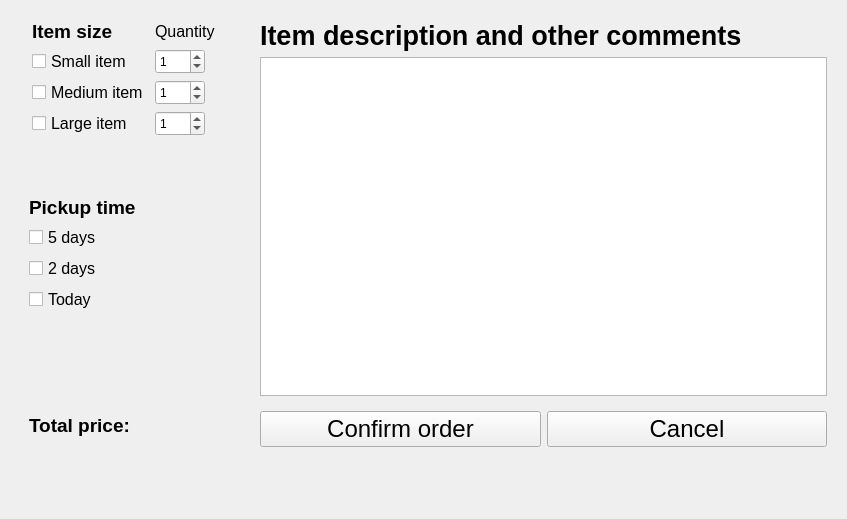
Above: extrapickupwindow.ui from EduPonz/SmartTrashCan_B376 before the change. Below: the same form after it.
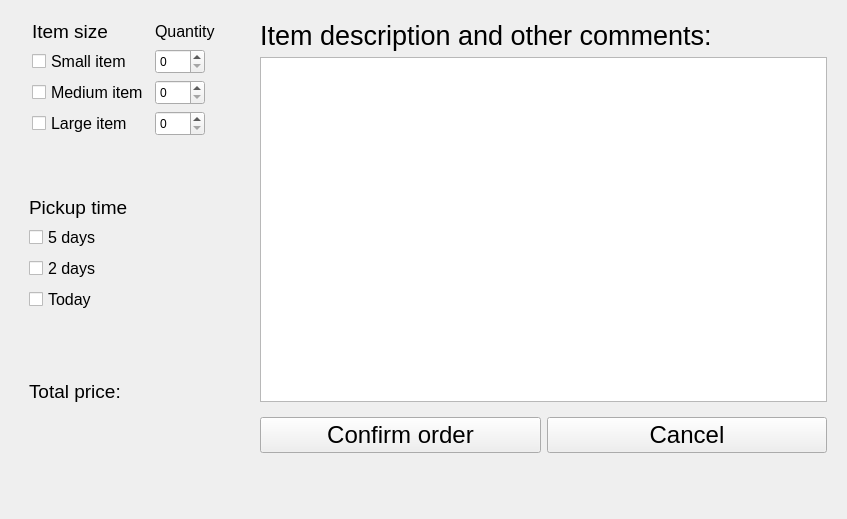
That is the form after the change.

Commit message: - ExtraPickupWindow clean up - Now you can't get the confirmation unless items are specified - After sending the message, the text and the ui elements which you choose are being set to default value, so you can get a new order without restarting the .ui

The edit to the form file:
```diff
--- a/extrapickupwindow.ui
+++ b/extrapickupwindow.ui
@@ -71,7 +71,7 @@
                </size>
               </property>
               <property name="value">
-               <number>1</number>
+               <number>0</number>
               </property>
              </widget>
             </item>
@@ -84,7 +84,7 @@
                </size>
               </property>
               <property name="value">
-               <number>1</number>
+               <number>0</number>
               </property>
              </widget>
             </item>
@@ -97,7 +97,7 @@
                </size>
               </property>
               <property name="value">
-               <number>1</number>
+               <number>0</number>
               </property>
              </widget>
             </item>
@@ -176,8 +176,8 @@
               <property name="font">
                <font>
                 <pointsize>14</pointsize>
-                <weight>75</weight>
-                <bold>true</bold>
+                <weight>50</weight>
+                <bold>false</bold>
                </font>
               </property>
               <property name="text">
@@ -211,8 +211,8 @@
            <property name="font">
             <font>
              <pointsize>14</pointsize>
-             <weight>75</weight>
-             <bold>true</bold>
+             <weight>50</weight>
+             <bold>false</bold>
             </font>
            </property>
            <property name="text">
@@ -291,14 +291,14 @@
       </item>
       <item>
        <widget class="QWidget" name="widget_6" native="true">
-        <layout class="QHBoxLayout" name="horizontalLayout_5">
+        <layout class="QVBoxLayout" name="verticalLayout_2">
          <item>
           <widget class="QLabel" name="label">
            <property name="font">
             <font>
              <pointsize>14</pointsize>
-             <weight>75</weight>
-             <bold>true</bold>
+             <weight>50</weight>
+             <bold>false</bold>
             </font>
            </property>
            <property name="text">
@@ -334,12 +334,12 @@
         <property name="font">
          <font>
           <pointsize>20</pointsize>
-          <weight>75</weight>
-          <bold>true</bold>
+          <weight>50</weight>
+          <bold>false</bold>
          </font>
         </property>
         <property name="text">
-         <string>Item description and other comments</string>
+         <string>Item description and other comments:</string>
         </property>
        </widget>
       </item>
@@ -386,9 +386,9 @@
        <widget class="QLabel" name="extraPickUpUOutputLabel">
         <property name="font">
          <font>
-          <pointsize>24</pointsize>
-          <weight>75</weight>
-          <bold>true</bold>
+          <pointsize>20</pointsize>
+          <weight>50</weight>
+          <bold>false</bold>
          </font>
         </property>
         <property name="text">
```
The commit also changes 2 other files.
